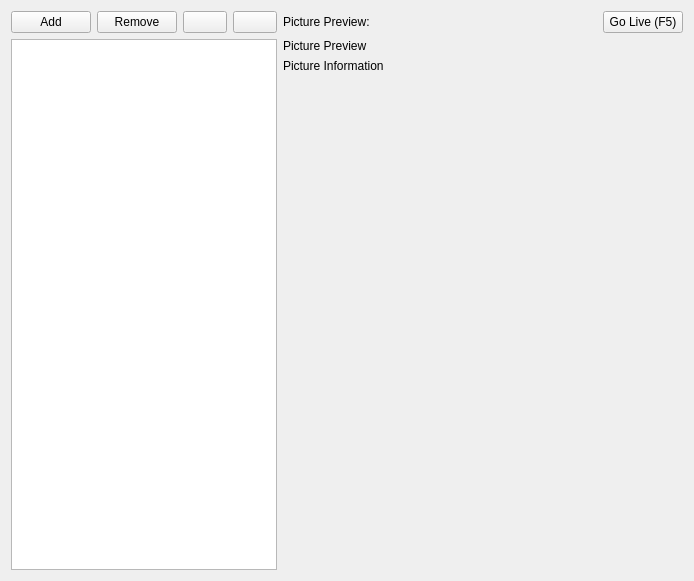
Old version of the form src/picturewidget.ui in the repository SoftProjector/src.
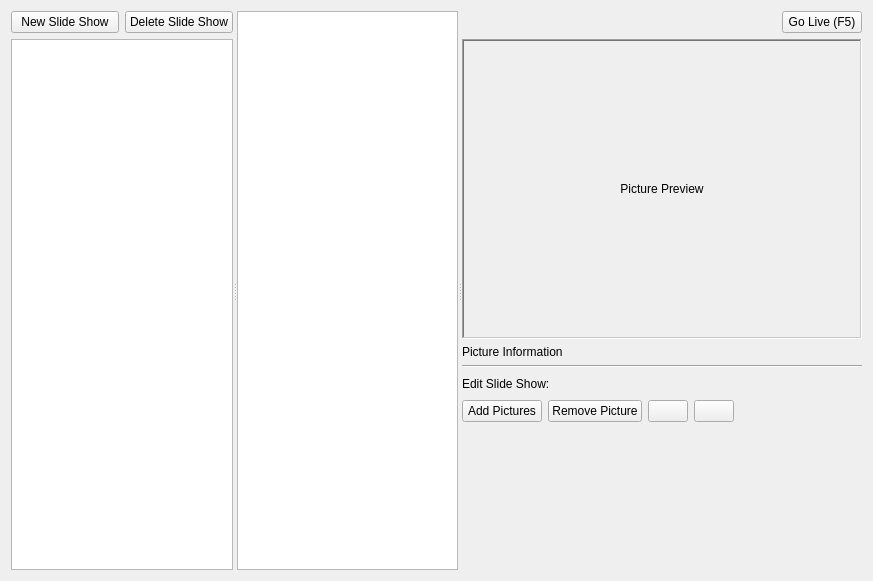
New version of the form. Icons and pictures are not drawn.

What changed in the file:
```diff
--- a/src/picturewidget.ui
+++ b/src/picturewidget.ui
@@ -6,7 +6,7 @@
    <rect>
     <x>0</x>
     <y>0</y>
-    <width>694</width>
+    <width>873</width>
     <height>581</height>
    </rect>
   </property>
@@ -15,62 +15,50 @@
   </property>
   <layout class="QGridLayout" name="gridLayout">
    <item row="0" column="0">
-    <layout class="QHBoxLayout" name="horizontalLayout">
-     <item>
-      <widget class="QPushButton" name="pushButtonAddImages">
-       <property name="text">
-        <string>Add</string>
-       </property>
-       <property name="icon">
-        <iconset resource="softprojector.qrc">
-         <normaloff>:/icons/icons/add.png</normaloff>:/icons/icons/add.png</iconset>
-       </property>
-      </widget>
-     </item>
+    <widget class="QSplitter" name="splitter">
+     <property name="orientation">
+      <enum>Qt::Horizontal</enum>
+     </property>
+     <property name="childrenCollapsible">
+      <bool>false</bool>
+     </property>
+     <widget class="QWidget" name="layoutWidget">
+      <layout class="QVBoxLayout" name="verticalLayout_2">
      <item>
-      <widget class="QPushButton" name="pushButtonRemoveImage">
-       <property name="text">
-        <string>Remove</string>
-       </property>
-       <property name="icon">
-        <iconset resource="softprojector.qrc">
-         <normaloff>:/icons/icons/remove.png</normaloff>:/icons/icons/remove.png</iconset>
-       </property>
-      </widget>
-     </item>
+        <layout class="QHBoxLayout" name="horizontalLayout_4">
      <item>
-      <widget class="QPushButton" name="pushButtonMoveUp">
+          <widget class="QPushButton" name="pushButton">
        <property name="text">
-        <string/>
-       </property>
-       <property name="icon">
-        <iconset resource="softprojector.qrc">
-         <normaloff>:/icons/icons/up.png</normaloff>:/icons/icons/up.png</iconset>
-       </property>
+            <string>New Slide Show</string>
+           </property>
       </widget>
      </item>
      <item>
-      <widget class="QPushButton" name="pushButtonMoveDown">
+          <widget class="QPushButton" name="pushButton_2">
        <property name="text">
-        <string/>
-       </property>
-       <property name="icon">
-        <iconset resource="softprojector.qrc">
-         <normaloff>:/icons/icons/down.png</normaloff>:/icons/icons/down.png</iconset>
-       </property>
+            <string>Delete Slide Show</string>
+           </property>
       </widget>
      </item>
     </layout>
    </item>
-   <item row="0" column="1">
+       <item>
+        <widget class="QListWidget" name="listWidgetSlideShow"/>
+       </item>
+      </layout>
+     </widget>
+     <widget class="QListWidget" name="listWidgetSlides">
+      <property name="iconSize">
+       <size>
+        <width>100</width>
+        <height>100</height>
+       </size>
+      </property>
+     </widget>
+     <widget class="QWidget" name="layoutWidget">
+      <layout class="QVBoxLayout" name="verticalLayout">
+       <item>
     <layout class="QHBoxLayout" name="horizontalLayout_2">
-     <item>
-      <widget class="QLabel" name="label">
-       <property name="text">
-        <string>Picture Preview:</string>
-       </property>
-      </widget>
-     </item>
      <item>
       <spacer name="horizontalSpacer">
        <property name="orientation">
@@ -100,28 +88,32 @@
      </item>
     </layout>
    </item>
-   <item row="1" column="0">
-    <widget class="QListWidget" name="listWidget"/>
-   </item>
-   <item row="1" column="1">
-    <layout class="QVBoxLayout" name="verticalLayout">
      <item>
       <widget class="QLabel" name="labelPreview">
-       <property name="sizePolicy">
-        <sizepolicy hsizetype="Preferred" vsizetype="Preferred">
-         <horstretch>0</horstretch>
-         <verstretch>0</verstretch>
-        </sizepolicy>
-       </property>
        <property name="minimumSize">
         <size>
          <width>400</width>
-         <height>0</height>
-        </size>
-       </property>
+           <height>300</height>
+          </size>
+         </property>
+         <property name="maximumSize">
+          <size>
+           <width>400</width>
+           <height>300</height>
+          </size>
+         </property>
+         <property name="frameShape">
+          <enum>QFrame::WinPanel</enum>
+         </property>
+         <property name="frameShadow">
+          <enum>QFrame::Sunken</enum>
+         </property>
        <property name="text">
         <string>Picture Preview</string>
        </property>
+         <property name="alignment">
+          <set>Qt::AlignCenter</set>
+         </property>
       </widget>
      </item>
      <item>
@@ -134,6 +126,98 @@
        </property>
       </widget>
      </item>
+       <item>
+        <widget class="Line" name="line">
+         <property name="orientation">
+          <enum>Qt::Horizontal</enum>
+         </property>
+        </widget>
+       </item>
+       <item>
+        <layout class="QHBoxLayout" name="horizontalLayout_3">
+         <item>
+          <widget class="QLabel" name="label">
+           <property name="text">
+            <string>Edit Slide Show:</string>
+           </property>
+          </widget>
+         </item>
+         <item>
+          <spacer name="horizontalSpacer_2">
+           <property name="orientation">
+            <enum>Qt::Horizontal</enum>
+           </property>
+           <property name="sizeHint" stdset="0">
+            <size>
+             <width>40</width>
+             <height>20</height>
+            </size>
+           </property>
+          </spacer>
+         </item>
+        </layout>
+       </item>
+       <item>
+        <layout class="QHBoxLayout" name="horizontalLayout">
+         <item>
+          <widget class="QPushButton" name="pushButtonAddImages">
+           <property name="text">
+            <string>Add Pictures</string>
+           </property>
+           <property name="icon">
+            <iconset resource="softprojector.qrc">
+             <normaloff>:/icons/icons/add.png</normaloff>:/icons/icons/add.png</iconset>
+           </property>
+          </widget>
+         </item>
+         <item>
+          <widget class="QPushButton" name="pushButtonRemoveImage">
+           <property name="text">
+            <string>Remove Picture</string>
+           </property>
+           <property name="icon">
+            <iconset resource="softprojector.qrc">
+             <normaloff>:/icons/icons/remove.png</normaloff>:/icons/icons/remove.png</iconset>
+           </property>
+          </widget>
+         </item>
+         <item>
+          <widget class="QPushButton" name="pushButtonMoveUp">
+           <property name="text">
+            <string/>
+           </property>
+           <property name="icon">
+            <iconset resource="softprojector.qrc">
+             <normaloff>:/icons/icons/up.png</normaloff>:/icons/icons/up.png</iconset>
+           </property>
+          </widget>
+         </item>
+         <item>
+          <widget class="QPushButton" name="pushButtonMoveDown">
+           <property name="text">
+            <string/>
+           </property>
+           <property name="icon">
+            <iconset resource="softprojector.qrc">
+             <normaloff>:/icons/icons/down.png</normaloff>:/icons/icons/down.png</iconset>
+           </property>
+          </widget>
+         </item>
+         <item>
+          <spacer name="horizontalSpacer_3">
+           <property name="orientation">
+            <enum>Qt::Horizontal</enum>
+           </property>
+           <property name="sizeHint" stdset="0">
+            <size>
+             <width>40</width>
+             <height>20</height>
+            </size>
+           </property>
+          </spacer>
+         </item>
+        </layout>
+       </item>
      <item>
       <spacer name="verticalSpacer">
        <property name="orientation">
@@ -148,6 +232,8 @@
       </spacer>
      </item>
     </layout>
+     </widget>
+    </widget>
    </item>
   </layout>
  </widget>
```
Lines whose indentation alone changed are shown as unchanged.
